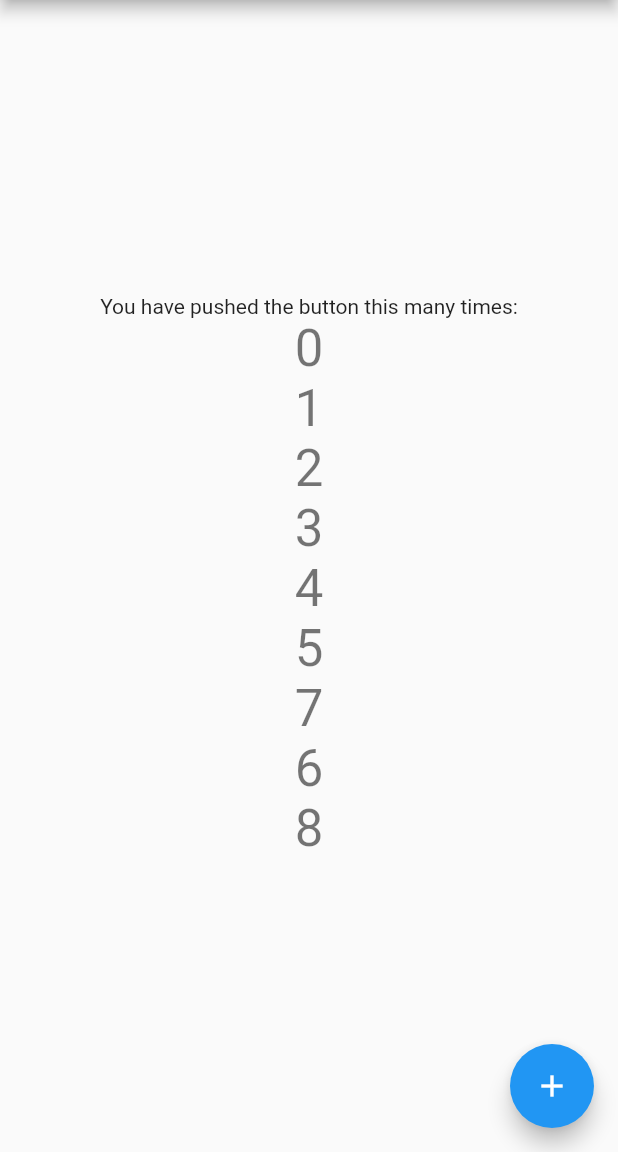
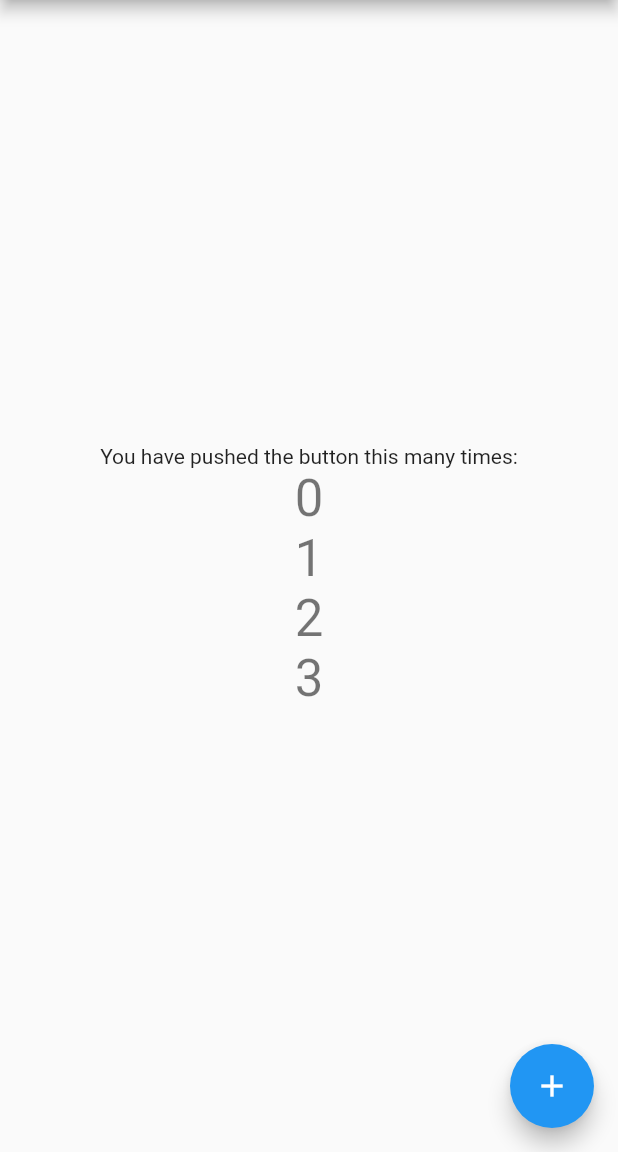
Before and after one commit to ItdaTeam/git_test, a Flutter app: the screen it shows after launch, on a phone screen of 412 x 824 dp, the part 84-1236 px from its top. Run offline on Flutter 3.47's test engine with Material 2 defaults, Android fonts, the phone set to English and light mode, and no system bars.

Commit message:
소은이가 만듦

```diff
--- a/lib/main.dart
+++ b/lib/main.dart
@@ -107,11 +107,6 @@ class _MyHomePageState extends State<MyHomePage> {
             Text('1', style: Theme.of(context).textTheme.headline4,),
             Text('2', style: Theme.of(context).textTheme.headline4,),
             Text('3', style: Theme.of(context).textTheme.headline4,),
-            Text('4', style: Theme.of(context).textTheme.headline4,),
-            Text('5', style: Theme.of(context).textTheme.headline4,),
-            Text('7', style: Theme.of(context).textTheme.headline4,),
-            Text('6', style: Theme.of(context).textTheme.headline4,),
-            Text('8', style: Theme.of(context).textTheme.headline4,),
           ],
         ),
       ),
```
